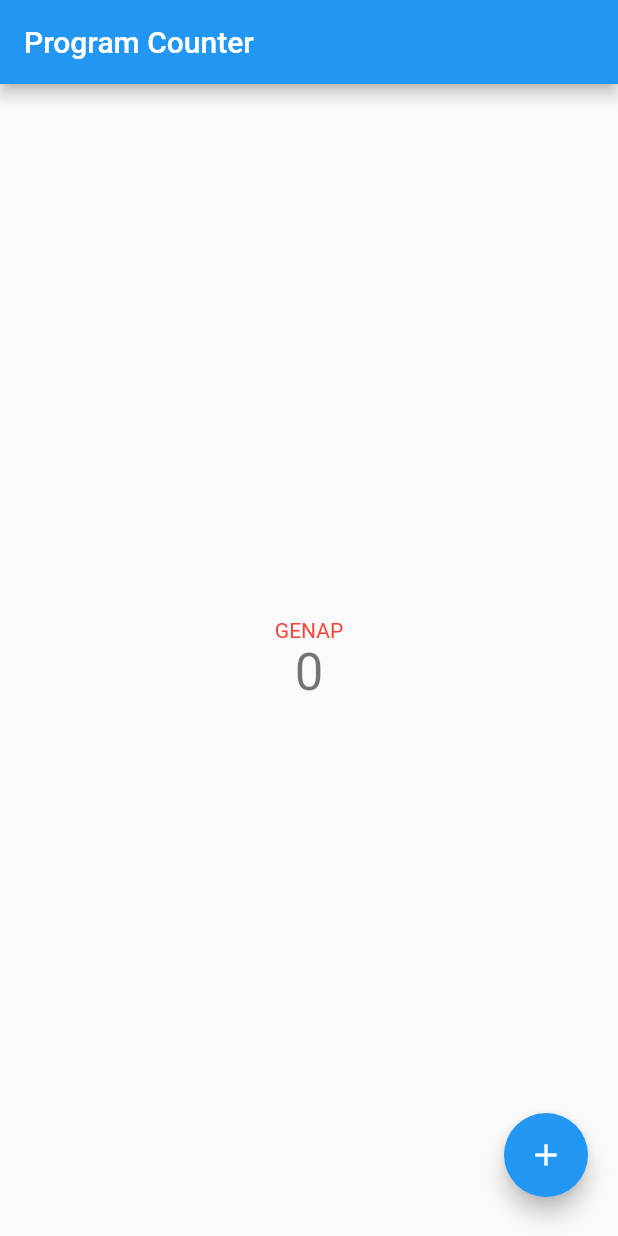
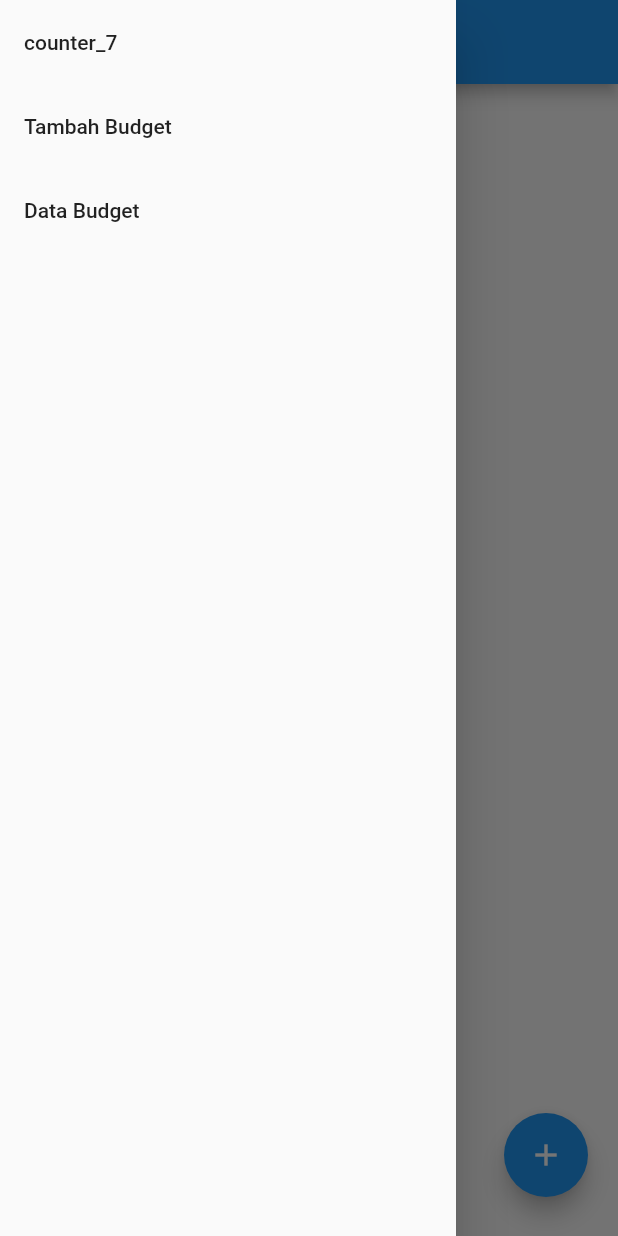
Before and after one commit to airelcamilo/pbp-flutter-lab, a Flutter app: the screen it shows after launch, with the side drawer open (before the commit the screen has no drawer), on a phone screen of 412 x 824 dp. Run offline on Flutter 3.47's test engine with Material 2 defaults, Android fonts, the phone set to English and light mode, and no system bars.

Commit message:
Completed Tugas 8

```diff
--- a/counter_7/lib/main.dart
+++ b/counter_7/lib/main.dart
@@ -1,3 +1,4 @@
+import '../widgets/custom_drawer.dart';
 import 'package:flutter/material.dart';
 
 void main() {
@@ -15,14 +16,14 @@ class MyApp extends StatelessWidget {
       theme: ThemeData(
         primarySwatch: Colors.blue,
       ),
-      home: const MyHomePage(title: 'Program Counter'),
+      home: const MyHomePage(),
     );
   }
 }
 
 class MyHomePage extends StatefulWidget {
-  const MyHomePage({super.key, required this.title});
-  final String title;
+  const MyHomePage({super.key});
+  final String title = 'Program Counter';
 
   @override
   State<MyHomePage> createState() => _MyHomePageState();
@@ -52,6 +53,8 @@ class _MyHomePageState extends State<MyHomePage> {
       appBar: AppBar(
         title: Text(widget.title),
       ),
+      // Menambahkan drawer menu
+      drawer: const CustomDrawer(),
       body: Center(
         child: Column(
           mainAxisAlignment: MainAxisAlignment.center,
--- /dev/null
+++ b/counter_7/lib/widgets/budgets.dart
@@ -0,0 +1,10 @@
+class Budget {
+  final String judul;
+  final int nominal;
+  final String jenis;
+  final String dateTime;
+
+  const Budget(this.judul, this.nominal, this.jenis, this.dateTime);
+}
+
+List<Budget> budgets = [];
--- /dev/null
+++ b/counter_7/lib/widgets/custom_drawer.dart
@@ -0,0 +1,53 @@
+import 'package:counter_7/main.dart';
+import 'package:counter_7/tambah_budget.dart';
+import 'package:counter_7/data_budget.dart';
+import 'package:flutter/material.dart';
+
+class CustomDrawer extends StatelessWidget {
+  const CustomDrawer({
+    super.key,
+  });
+
+  @override
+  Widget build(BuildContext context) {
+    return Drawer(
+      child: Column(
+        children: [
+          // Menambahkan menu click
+          ListTile(
+            title: const Text('counter_7'),
+            onTap: () {
+              // Route menu ke halaman counter_7
+              Navigator.pushReplacement(
+                context,
+                MaterialPageRoute(builder: (context) => const MyHomePage()),
+              );
+            },
+          ),
+          ListTile(
+            title: const Text('Tambah Budget'),
+            onTap: () {
+              // Route menu ke halaman tambah budget (form)
+              Navigator.pushReplacement(
+                context,
+                MaterialPageRoute(
+                    builder: (context) => const MyTambahBudgetPage()),
+              );
+            },
+          ),
+          ListTile(
+            title: const Text('Data Budget'),
+            onTap: () {
+              // Route menu ke halaman data budget
+              Navigator.pushReplacement(
+                context,
+                MaterialPageRoute(
+                    builder: (context) => const MyDataBudgetPage()),
+              );
+            },
+          ),
+        ],
+      ),
+    );
+  }
+}
--- a/counter_7/pubspec.yaml
+++ b/counter_7/pubspec.yaml
@@ -36,6 +36,7 @@ dependencies:
   # The following adds the Cupertino Icons font to your application.
   # Use with the CupertinoIcons class for iOS style icons.
   cupertino_icons: ^1.0.2
+  intl: ^0.17.0
 
 dev_dependencies:
   flutter_test:
```
Also changed, not shown: counter_7/lib/data_budget.dart (added, +86 -0 lines), counter_7/lib/tambah_budget.dart (added, +218 -0 lines), counter_7/pubspec.lock, 1 other file.
